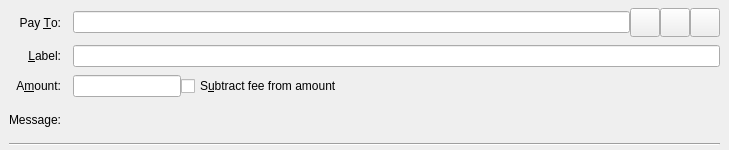
Qt form src/qt/forms/sendcoinsentry.ui (IndexChain/Index) before a commit.
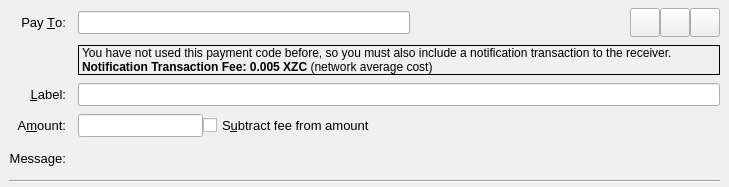
The same form after that commit. Icons and pictures are not drawn. Custom widgets are drawn as their Qt base class.

Patch:
```diff
--- a/src/qt/forms/sendcoinsentry.ui
+++ b/src/qt/forms/sendcoinsentry.ui
@@ -7,9 +7,14 @@
     <x>0</x>
     <y>0</y>
     <width>729</width>
-    <height>150</height>
+    <height>187</height>
    </rect>
   </property>
+  <property name="font">
+   <font>
+    <pointsize>10</pointsize>
+   </font>
+  </property>
   <property name="focusPolicy">
    <enum>Qt::TabFocus</enum>
   </property>
@@ -36,6 +41,49 @@
     <property name="verticalSpacing">
      <number>8</number>
     </property>
+    <item row="2" column="0">
+     <widget class="QLabel" name="labellLabel">
+      <property name="text">
+       <string>&amp;Label:</string>
+      </property>
+      <property name="alignment">
+       <set>Qt::AlignRight|Qt::AlignTrailing|Qt::AlignVCenter</set>
+      </property>
+      <property name="buddy">
+       <cstring>addAsLabel</cstring>
+      </property>
+     </widget>
+    </item>
+    <item row="2" column="1">
+     <widget class="QLineEdit" name="addAsLabel">
+      <property name="toolTip">
+       <string>Enter a label for this address to add it to the list of used addresses</string>
+      </property>
+     </widget>
+    </item>
+    <item row="3" column="0">
+     <widget class="QLabel" name="amountLabel">
+      <property name="text">
+       <string>A&amp;mount:</string>
+      </property>
+      <property name="alignment">
+       <set>Qt::AlignRight|Qt::AlignTrailing|Qt::AlignVCenter</set>
+      </property>
+      <property name="buddy">
+       <cstring>payAmount</cstring>
+      </property>
+     </widget>
+    </item>
+    <item row="4" column="1">
+     <widget class="QLabel" name="messageTextLabel">
+      <property name="toolTip">
+       <string>A message that was attached to the zcoin: URI which will be stored with the transaction for your reference. Note: This message will not be sent over the Zcoin network.</string>
+      </property>
+      <property name="textFormat">
+       <enum>Qt::PlainText</enum>
+      </property>
+     </widget>
+    </item>
     <item row="0" column="0">
      <widget class="QLabel" name="payToLabel">
       <property name="text">
@@ -49,6 +97,16 @@
       </property>
      </widget>
     </item>
+    <item row="4" column="0">
+     <widget class="QLabel" name="messageLabel">
+      <property name="text">
+       <string>Message:</string>
+      </property>
+      <property name="alignment">
+       <set>Qt::AlignRight|Qt::AlignTrailing|Qt::AlignVCenter</set>
+      </property>
+     </widget>
+    </item>
     <item row="0" column="1">
      <layout class="QHBoxLayout" name="payToLayout">
       <property name="spacing">
@@ -57,7 +115,28 @@
       <item>
        <widget class="QValidatedLineEdit" name="payTo">
         <property name="toolTip">
-         <string>The Index address to send the payment to</string>
+         <string>The Zcoin address to send the payment to</string>
+        </property>
+       </widget>
+      </item>
+      <item>
+       <widget class="QLabel" name="addressDetectedType">
+        <property name="minimumSize">
+         <size>
+          <width>220</width>
+          <height>0</height>
+         </size>
+        </property>
+        <property name="font">
+         <font>
+          <pointsize>8</pointsize>
+         </font>
+        </property>
+        <property name="text">
+         <string/>
+        </property>
+        <property name="alignment">
+         <set>Qt::AlignCenter</set>
         </property>
        </widget>
       </item>
@@ -129,40 +208,14 @@
       </item>
      </layout>
     </item>
-    <item row="1" column="0">
-     <widget class="QLabel" name="labellLabel">
-      <property name="text">
-       <string>&amp;Label:</string>
+    <item row="5" column="0" colspan="2">
+     <widget class="Line" name="line">
+      <property name="orientation">
+       <enum>Qt::Horizontal</enum>
       </property>
-      <property name="alignment">
-       <set>Qt::AlignRight|Qt::AlignTrailing|Qt::AlignVCenter</set>
-      </property>
-      <property name="buddy">
-       <cstring>addAsLabel</cstring>
-      </property>
      </widget>
     </item>
-    <item row="1" column="1">
-     <widget class="QLineEdit" name="addAsLabel">
-      <property name="toolTip">
-       <string>Enter a label for this address to add it to the list of used addresses</string>
-      </property>
-     </widget>
-    </item>
-    <item row="2" column="0">
-     <widget class="QLabel" name="amountLabel">
-      <property name="text">
-       <string>A&amp;mount:</string>
-      </property>
-      <property name="alignment">
-       <set>Qt::AlignRight|Qt::AlignTrailing|Qt::AlignVCenter</set>
-      </property>
-      <property name="buddy">
-       <cstring>payAmount</cstring>
-      </property>
-     </widget>
-    </item>
-    <item row="2" column="1">
+    <item row="3" column="1">
      <layout class="QHBoxLayout" name="horizontalLayoutAmount" stretch="0,1">
       <item>
        <widget class="BitcoinAmountField" name="payAmount"/>
@@ -179,30 +232,19 @@
       </item>
      </layout>
     </item>
-    <item row="3" column="0">
-     <widget class="QLabel" name="messageLabel">
+    <item row="1" column="1">
+     <widget class="QLabel" name="notifiactionTxFeeLabel">
+      <property name="enabled">
+       <bool>true</bool>
+      </property>
+      <property name="frameShape">
+       <enum>QFrame::Box</enum>
+      </property>
       <property name="text">
-       <string>Message:</string>
-      </property>
-      <property name="alignment">
-       <set>Qt::AlignRight|Qt::AlignTrailing|Qt::AlignVCenter</set>
-      </property>
-     </widget>
-    </item>
-    <item row="3" column="1">
-     <widget class="QLabel" name="messageTextLabel">
-      <property name="toolTip">
-       <string>A message that was attached to the index: URI which will be stored with the transaction for your reference. Note: This message will not be sent over the Index network.</string>
+       <string>&lt;html&gt;&lt;head/&gt;&lt;body&gt;&lt;p&gt;&lt;span style=&quot; font-size:9pt;&quot;&gt;You have not used this payment code before, so you must also include a notification transaction to the receiver.&lt;br/&gt;&lt;/span&gt;&lt;span style=&quot; font-size:9pt; font-weight:600;&quot;&gt;Notification Transaction Fee: 0.005 XZC &lt;/span&gt;&lt;span style=&quot; font-size:9pt;&quot;&gt;(network average cost)&lt;/span&gt;&lt;/p&gt;&lt;/body&gt;&lt;/html&gt;</string>
       </property>
       <property name="textFormat">
-       <enum>Qt::PlainText</enum>
-      </property>
-     </widget>
-    </item>
-    <item row="4" column="0" colspan="2">
-     <widget class="Line" name="line">
-      <property name="orientation">
-       <enum>Qt::Horizontal</enum>
+       <enum>Qt::RichText</enum>
       </property>
      </widget>
     </item>
```
Left out of the diff: 4 changed lines with no effect on the pictures.
